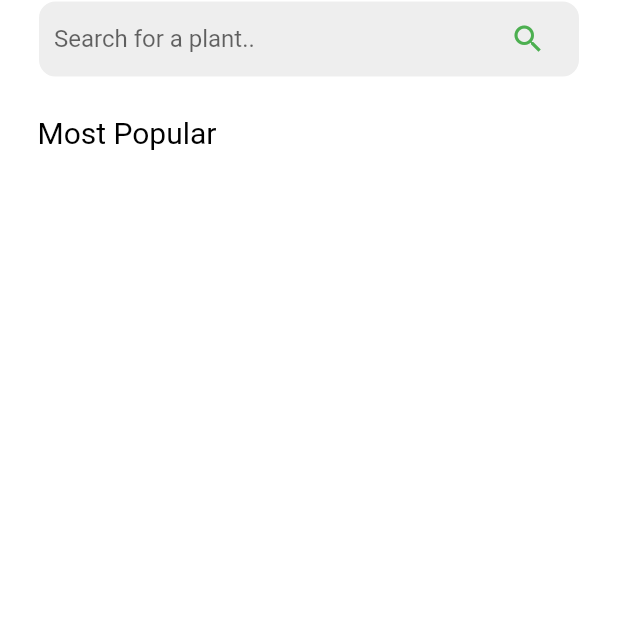
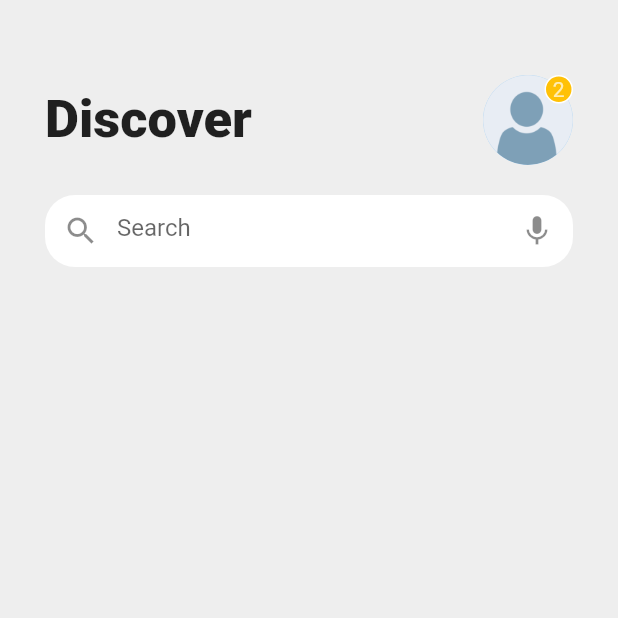
Before and after one commit to razstvien01/seedly, a Flutter app: the Home screen opened directly, on a phone screen of 412 x 824 dp, the top half of it. Run offline on Flutter 3.47's test engine with Material 2 defaults, Android fonts, the phone set to English and light mode, and no system bars; our stand-ins replace firebase_auth, firebase_core, flutter_spinkit; missing offline and left inert: dart:js; accounts and stored records are empty.

Commit message:
home page ui

```diff
--- a/lib/main.dart
+++ b/lib/main.dart
@@ -1,5 +1,10 @@
+//* Firebase database
+import 'dart:js';
+
 import 'package:firebase_core/firebase_core.dart';
 import 'package:flutter/material.dart';
+
+//* Firebase database options
 import 'package:seedly/firebase_options.dart';
 
 //* Sign up and sign in pages
@@ -7,13 +12,16 @@ import 'package:seedly/pages/loading_page.dart';
 import 'package:seedly/pages/log_in_pages/onboard_page.dart';
 import 'package:seedly/pages/log_in_pages/login_page.dart';
 import 'package:seedly/pages/log_in_pages/signup_page.dart';
+import 'package:seedly/pages/mainMenuPages/home.dart';
 
 //* Navigation bar widget
 import 'package:seedly/ud_widgets/nav_bar.dart';
 
+//* navigator key
 final navigatorKey = GlobalKey<NavigatorState>();
 
 void main() async {
+  //* Initialized widgets and firebase
   WidgetsFlutterBinding.ensureInitialized();
   await Firebase.initializeApp(
     options: DefaultFirebaseOptions.currentPlatform,
@@ -23,17 +31,18 @@ void main() async {
     navigatorKey: navigatorKey,
 
     //* Initial nga page nga e run
-    initialRoute: '/',
+    initialRoute: '/navbar',
     debugShowCheckedModeBanner: false,
-    // home: OnboardPage(),
     //* mga page routes
     routes: {
-      '/': (context) => LoadingPage(),  //* Loading screen
+      '/': (context) => const LoadingPage(),  //* Loading screen
       '/onboard': (context) => const OnboardPage(), //* Onboard page
       '/onboard/login': (context) => LoginPage(), //* Log in page
       '/onboard/signup': (context) => SignupPage(), //* Sign up page
 
       '/navbar': (context) => NavBar(), //* Navigation bar widget that connects 4 different pages
+
+      '/home': (context) => Home(),
     },
 
     //* Theme data
--- a/lib/pages/loading_page.dart
+++ b/lib/pages/loading_page.dart
@@ -5,7 +5,7 @@ import 'package:flutter_spinkit/flutter_spinkit.dart';
 //* This .dart file is used for designing Loading screen page UI in main menu folder
 
 class LoadingPage extends StatefulWidget {
-  LoadingPage({
+  const LoadingPage({
     Key? key,
   }) : super(key: key);
 
--- a/lib/pages/log_in_pages/login_page.dart
+++ b/lib/pages/log_in_pages/login_page.dart
@@ -1,9 +1,13 @@
 //* This .dart file is used for designing Log in page UI
 
+import 'package:flutter/material.dart';
+
+//* Database auth
 import 'package:firebase_auth/firebase_auth.dart';
-import 'package:flutter/material.dart';
+
 import 'package:seedly/main.dart';
-import 'package:seedly/pages/log_in_pages/onboard_page.dart';
+
+//* a widget for navigation
 import 'package:seedly/ud_widgets/nav_bar.dart';
 
 //* User defined widgets
@@ -18,6 +22,7 @@ class LoginPage extends StatefulWidget {
 }
 
 class _LoginPageState extends State<LoginPage> {
+  //* TextEditingController sa mga textfield/textbox
   final TextEditingController emailController = TextEditingController();
   final TextEditingController passwordController = TextEditingController();
 
@@ -47,36 +52,14 @@ class _LoginPageState extends State<LoginPage> {
       print(e);
     }
 
-    // navigatorKey.currentState!.dispose();
     //* Navigator.of(context) not working!
-    navigatorKey.currentState!.popUntil((route) => route.isFirst);
-    Navigator.pushNamed(context, '/onboard/login');
+    // navigatorKey.currentState!.popUntil((route) => route.isFirst);
+    // Navigator.pushNamed(context, '/onboard/login');
   }
 
   @override
   Widget build(BuildContext context) {
-    // return loginUI();
-    return Scaffold(
-      body: StreamBuilder<User?>(
-        stream: FirebaseAuth.instance.authStateChanges(),
-        builder: (context, snapshot){
-          if(snapshot.connectionState == ConnectionState.waiting){
-            return Center(child: CircularProgressIndicator(),);
-          }
-          else if(snapshot.hasError){
-            print('hmmmmm');
-            return Center(child: Text('Something went wrong!'));
-          }
-          else if(snapshot.hasData){
-            return NavBar();
-          }
-          else{
-            print('no data');
-            return loginUI();
-          }
-        },
-      )
-    );
+    return loginUI();
   }
 
   Scaffold loginUI() {
--- a/lib/pages/log_in_pages/onboard_page.dart
+++ b/lib/pages/log_in_pages/onboard_page.dart
@@ -13,28 +13,28 @@ class OnboardPage extends StatelessWidget {
 
   @override
   Widget build(BuildContext context) {
-    return onboardUI();
-    // return Scaffold(
-    //   body: StreamBuilder<User?>(
-    //     stream: FirebaseAuth.instance.authStateChanges(),
-    //     builder: (context, snapshot){
-    //       if(snapshot.connectionState == ConnectionState.waiting){
-    //         return Center(child: CircularProgressIndicator(),);
-    //       }
-    //       else if(snapshot.hasError){
-    //         print('hmmmmm');
-    //         return Center(child: Text('Something went wrong!'));
-    //       }
-    //       else if(snapshot.hasData){
-    //         return NavBar();
-    //       }
-    //       else{
-    //         print('no data');
-    //         return onboardUI();
-    //       }
-    //     },
-    //   )
-    // );
+    // return onboardUI();
+    return Scaffold(
+      body: StreamBuilder<User?>(
+        stream: FirebaseAuth.instance.authStateChanges(),
+        builder: (context, snapshot){
+          if(snapshot.connectionState == ConnectionState.waiting){
+            return Center(child: CircularProgressIndicator(),);
+          }
+          else if(snapshot.hasError){
+            print('hmmmmm');
+            return Center(child: Text('Something went wrong!'));
+          }
+          else if(snapshot.hasData){
+            return NavBar();
+          }
+          else{
+            print('no data');
+            return onboardUI();
+          }
+        },
+      )
+    );
   }
 
   Scaffold onboardUI() {
--- a/lib/pages/log_in_pages/signup_page.dart
+++ b/lib/pages/log_in_pages/signup_page.dart
@@ -58,7 +58,8 @@ class _SignupPageState extends State<SignupPage> {
         ),
       ),
 
-      body: Column(
+      body: SingleChildScrollView(
+        child: Column(
           children: [
             Center(
               child: Column(
@@ -75,6 +76,7 @@ class _SignupPageState extends State<SignupPage> {
             )
           ],
         ),
+      ),
     );
   }
 }
--- a/lib/pages/mainMenuPages/home.dart
+++ b/lib/pages/mainMenuPages/home.dart
@@ -16,31 +16,115 @@ class _HomeState extends State<Home> {
 
   @override
   Widget build(BuildContext context) {
+    // return Scaffold(
+    //   body: SafeArea(
+    //     child: Column(
+    //       crossAxisAlignment: CrossAxisAlignment.start,
+    //       children: [
+
+    //         TextFieldSearchBar(), //* Search bar
+
+    //         const Padding(
+    //           padding: EdgeInsets.all(25.0),
+    //           child: Text(
+    //             'Most Popular',
+    //             style: TextStyle(
+    //               color: Colors.black,
+    //               fontSize: 20,
+
+    //             ),
+    //           ),
+    //         ),
+
+    //       ],
+    //     ),
+      // ),
     return Scaffold(
-      body: SafeArea(
+      backgroundColor: Colors.grey[200],
+      body: SingleChildScrollView(
         child: Column(
-          crossAxisAlignment: CrossAxisAlignment.start,
           children: [
+            Container(
+              padding: EdgeInsets.all(30),
+              child: Column(
+                children: [
+                  SizedBox(height: 20,),
+                  buildTopSection(),
 
-            TextFieldSearchBar(), //* Search bar
-
-            const Padding(
-              padding: EdgeInsets.all(25.0),
-              child: Text(
-                'Most Popular',
-                style: TextStyle(
-                  color: Colors.black,
-                  fontSize: 20,
-
-                ),
+                ],
               ),
             ),
-
           ],
         ),
       ),
+    );
+  }
 
-      // bottomNavigationBar: NavBar()
+  Widget buildTopSection() {
+    return Column(
+      children: [
+        Row(
+                      children: [
+                        Text(
+                          'Discover',
+                        style: TextStyle(
+                            fontSize: 35,
+                          fontWeight: FontWeight.w800,
+                        ),),
+
+                        Spacer(),
+
+                        Stack(
+                          children: [
+                            CircleAvatar(
+                              radius: 30,
+                              backgroundImage: AssetImage(
+                                'assets/images/usericon.png',
+                              ),
+                            ),
+
+                            Positioned(
+                              right: 0,
+                              child: Container(
+                                alignment: Alignment.center,
+                                height: 19,
+                                width: 19,
+                                child: Text(
+                                  '2',
+                                  style: TextStyle(color: Colors.white70),
+                                ),
+                                decoration: BoxDecoration(
+                                  color: Colors.amber,
+                                  shape: BoxShape.circle,
+                                  border: Border.all(
+                                    color: Colors.white,
+                                    width: 1,
+                                    style: BorderStyle.solid,
+
+                                  ),
+                                ),
+                              ),
+                            ),
+                          ],
+                        )
+                      ],
+                    ),
+        SizedBox(height: 20,),
+        Container(
+          decoration: BoxDecoration(
+            color: Colors.white,
+            borderRadius: BorderRadius.circular(20),
+          ),
+          child: TextField(
+            decoration: InputDecoration(
+              border: InputBorder.none,
+              hintText: 'Search',
+              prefixIcon: Icon(Icons.search),
+              suffixIcon: Icon(Icons.mic),
+            ),
+          ),
+        ),
+      ],
     );
   }
 }
```
Also changed, not shown: assets/images/usericon.png (added). Lines whose indentation alone changed are shown as unchanged.
